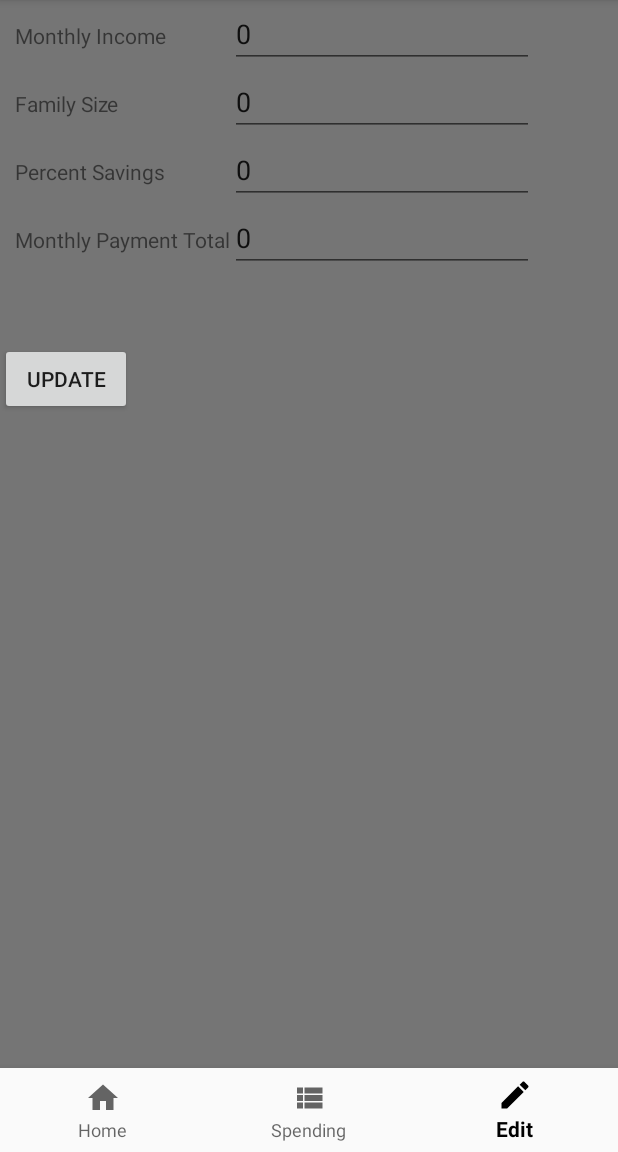
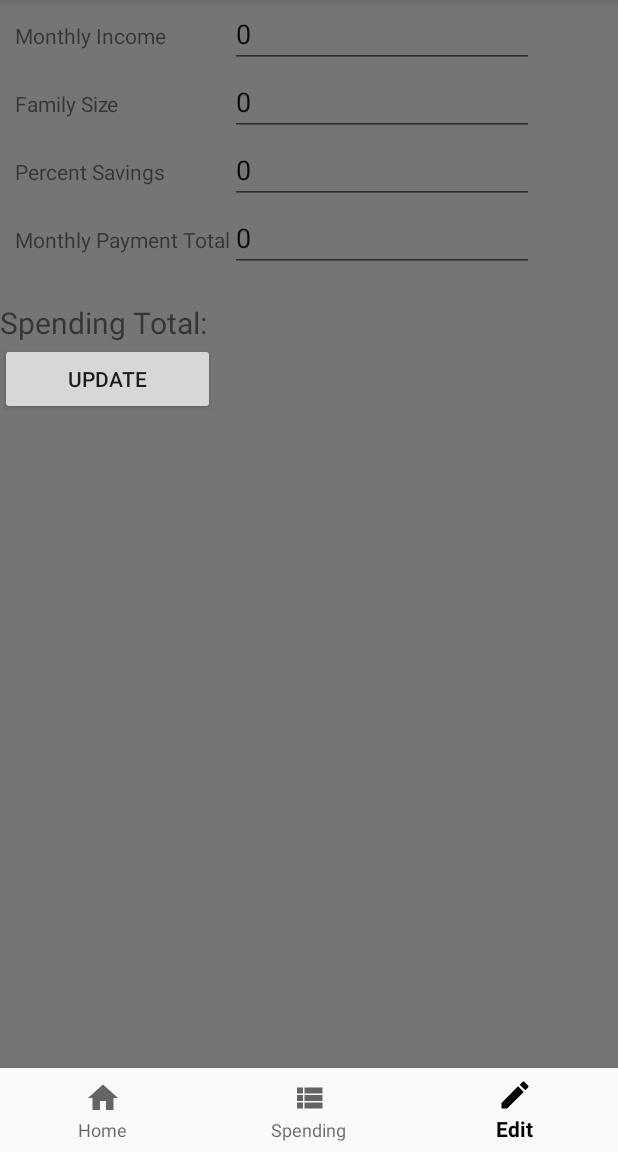
Before and after one commit to JakeBat/check_yourself, an Android app: the screen it shows after launch (MainActivity), item 3 of the bottom bar chosen, on a phone screen of 412 x 824 dp, the part 84-1236 px from its top. Run offline under Robolectric (Android 15) with nearby library versions, the phone set to English and light mode, and no system bars; our stand-ins replace Room's generated code; libraries missing offline, so code that uses them is left out: android.arch.persistence, com.facebook.stetho, com.jjoe64.graphview; 21 statements that could not run were skipped.

Commit message:
Made inputFragment read from database.

```diff
--- a/app/src/main/java/edu/cnm/deepdive/checkyourself/InputFragment.java
+++ b/app/src/main/java/edu/cnm/deepdive/checkyourself/InputFragment.java
@@ -22,6 +22,8 @@ import android.widget.TextView;
 import android.widget.Toast;
 import edu.cnm.deepdive.checkyourself.dao.BudgetDao;
 import edu.cnm.deepdive.checkyourself.models.Budget;
+import edu.cnm.deepdive.checkyourself.models.Category;
+import edu.cnm.deepdive.checkyourself.models.Record;
 import java.util.List;
 
 
@@ -62,6 +64,28 @@ public class InputFragment extends Fragment implements TextWatcher {
     savingsEdit.addTextChangedListener(this);
     monthlyEdit.addTextChangedListener(this);
 
+    new Thread(new Runnable() {
+      @Override
+      public void run() {
+        List<Budget> budgetList = ((MainActivity) getActivity()).getDatabase(getContext())
+            .budgetDao().getAll();
+        if (!budgetList.isEmpty()) {
+          final Budget budget = ((MainActivity) getActivity()).getDatabase(getContext()).budgetDao()
+              .getFirst();
+          getActivity().runOnUiThread(new Runnable() {
+            @Override
+            public void run() {
+              incomeEdit.setText(String.format("$%.2f", budget.getIncome()));
+              familyEdit.setText(String.format("%d", budget.getFamilySize()));
+              savingsEdit.setText(String.format("%d%%", budget.getPercentSavings()));
+              monthlyEdit.setText(String.format("$%.2f", budget.getMonthlyPayments()));
+
+            }
+          });
+        }
+      }
+    }).start();
+
     updateButton.setOnClickListener(new OnClickListener() {
 
       Budget budget = new Budget();
@@ -71,7 +95,8 @@ public class InputFragment extends Fragment implements TextWatcher {
         new Thread(new Runnable() {
           @Override
           public void run() {
-            List<Budget> budgetList = ((MainActivity)getActivity()).getDatabase(getContext()).budgetDao().getAll();
+            List<Budget> budgetList = ((MainActivity) getActivity()).getDatabase(getContext())
+                .budgetDao().getAll();
             if (!budgetList.isEmpty()) {
               budget = budgetList.get(0);
             }
@@ -80,7 +105,7 @@ public class InputFragment extends Fragment implements TextWatcher {
             budget.setPercentSavings(savingsValue);
             budget.setMonthlyPayments(monthlyValue);
             if (budgetList.isEmpty()) {
-              ((MainActivity)getActivity()).getDatabase(getContext()).budgetDao().insert(budget);
+              ((MainActivity) getActivity()).getDatabase(getContext()).budgetDao().insert(budget);
             } else {
               ((MainActivity) getActivity()).getDatabase(getContext()).budgetDao()
                   .updateBudget(budget);
@@ -89,8 +114,6 @@ public class InputFragment extends Fragment implements TextWatcher {
         }).start();
       }
     });
-
-
 
     return view;
   }
@@ -114,11 +137,11 @@ public class InputFragment extends Fragment implements TextWatcher {
       familyValue = Integer.parseInt(familyEdit.getText().toString());
       savingsValue = Integer.parseInt(savingsEdit.getText().toString());
       monthlyValue = Double.parseDouble(monthlyEdit.getText().toString());
-      totalValue = (incomeValue - monthlyValue) * (1 - (savingsValue / 100));
+//      totalValue = (incomeValue - monthlyValue) * (1 - (savingsValue / 100));
 
       totalEdit.setText(String.format("%.2f", totalValue));
 
-    } catch(NumberFormatException e) {
+    } catch (NumberFormatException e) {
       e.printStackTrace();
       Toast.makeText(getActivity(), "Invalid Input", Toast.LENGTH_LONG).show();
     }
--- a/app/src/main/java/edu/cnm/deepdive/checkyourself/dao/BudgetDao.java
+++ b/app/src/main/java/edu/cnm/deepdive/checkyourself/dao/BudgetDao.java
@@ -15,6 +15,9 @@ public interface BudgetDao {
   @Query("SELECT * FROM budget")
   List<Budget> getAll();
 
+  @Query("Select * FROM budget WHERE id = 1")
+  Budget getFirst();
+
   @Insert
   long insert(Budget budget);
 
--- a/app/src/main/res/layout/fragment_input.xml
+++ b/app/src/main/res/layout/fragment_input.xml
@@ -91,23 +91,34 @@
 
       </TableRow>
 
-    </TableLayout>
-  </LinearLayout>
+      <TableRow>
+
+        <TextView
+          android:layout_height="wrap_content"
+          android:layout_width="wrap_content"
+          android:text="Spending Total: "
+          android:textSize="20dp"
+          android:paddingTop="20dp"/>
 
       <TextView
         android:id="@+id/total_edit"
         android:layout_width="wrap_content"
         android:layout_height="wrap_content"
-    app:layout_constraintTop_toBottomOf="@id/edit_layout"
         android:textSize="20dp"
         android:paddingTop="20dp"/>
+
+      </TableRow>
+
+      <TableRow>
 
       <Button
         android:id="@+id/update_button"
         android:layout_width="wrap_content"
         android:layout_height="wrap_content"
         app:layout_constraintTop_toBottomOf="@id/total_edit"
-
         android:text="Update"/>
 
+      </TableRow>
+    </TableLayout>
+  </LinearLayout>
 </android.support.constraint.ConstraintLayout>
```
Lines whose indentation alone changed are shown as unchanged.
